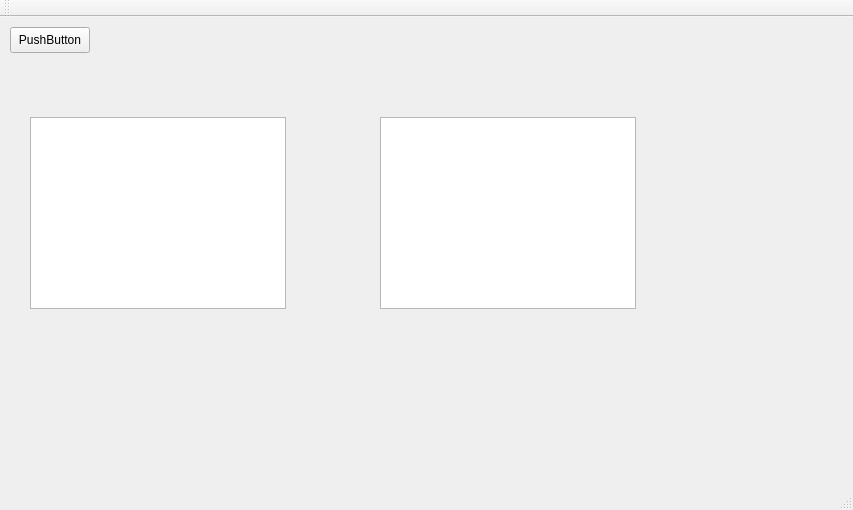
Old version of the form mainwindow.ui in the repository matrixd/timemanager.
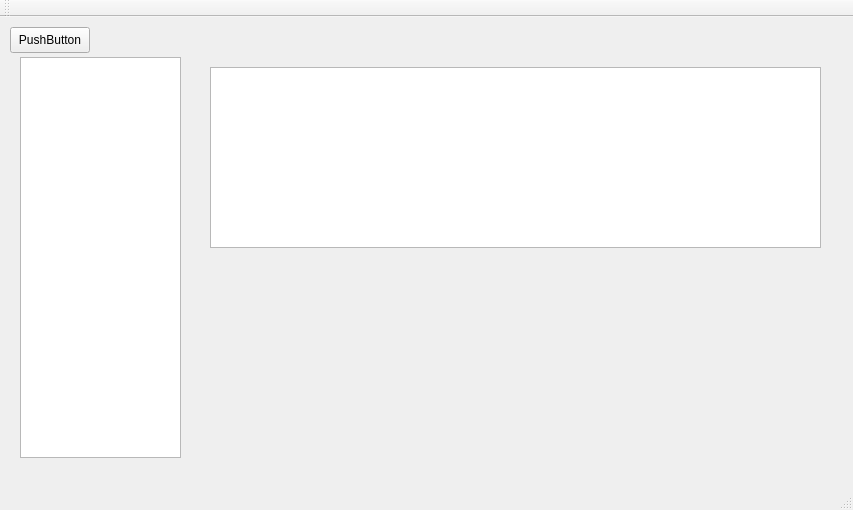
New version of the form. Custom widgets are drawn as their Qt base class.

Commit message: Auto size change fucntion for qlistwidgetitems implemented, but has some bug in it(extra item).

The edit to the form file:
```diff
--- a/mainwindow.ui
+++ b/mainwindow.ui
@@ -30,25 +30,46 @@
    <widget class="TaskList" name="taskList">
     <property name="geometry">
      <rect>
-      <x>30</x>
-      <y>100</y>
-      <width>256</width>
-      <height>192</height>
+      <x>20</x>
+      <y>40</y>
+      <width>161</width>
+      <height>401</height>
      </rect>
     </property>
    </widget>
    <widget class="TimeTable" name="timeTable">
     <property name="geometry">
      <rect>
-      <x>380</x>
-      <y>100</y>
-      <width>256</width>
-      <height>192</height>
+      <x>210</x>
+      <y>50</y>
+      <width>611</width>
+      <height>181</height>
      </rect>
     </property>
+    <property name="sizePolicy">
+     <sizepolicy hsizetype="Fixed" vsizetype="Fixed">
+      <horstretch>0</horstretch>
+      <verstretch>0</verstretch>
+     </sizepolicy>
+    </property>
+    <property name="autoFillBackground">
+     <bool>false</bool>
+    </property>
+    <property name="verticalScrollBarPolicy">
+     <enum>Qt::ScrollBarAlwaysOff</enum>
+    </property>
+    <property name="horizontalScrollBarPolicy">
+     <enum>Qt::ScrollBarAlwaysOff</enum>
+    </property>
     <property name="dragDropMode">
      <enum>QAbstractItemView::DragDrop</enum>
     </property>
+    <property name="flow">
+     <enum>QListView::LeftToRight</enum>
+    </property>
+    <property name="resizeMode">
+     <enum>QListView::Adjust</enum>
+    </property>
    </widget>
   </widget>
   <widget class="QMenuBar" name="menuBar">
```
The commit also changes 5 other files.
